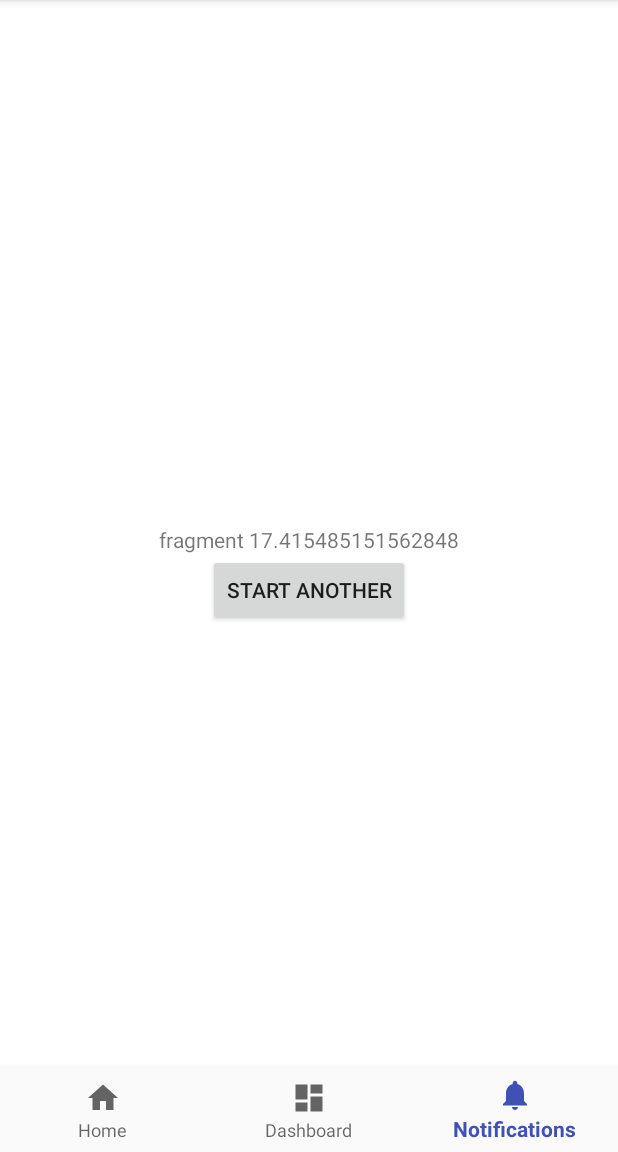
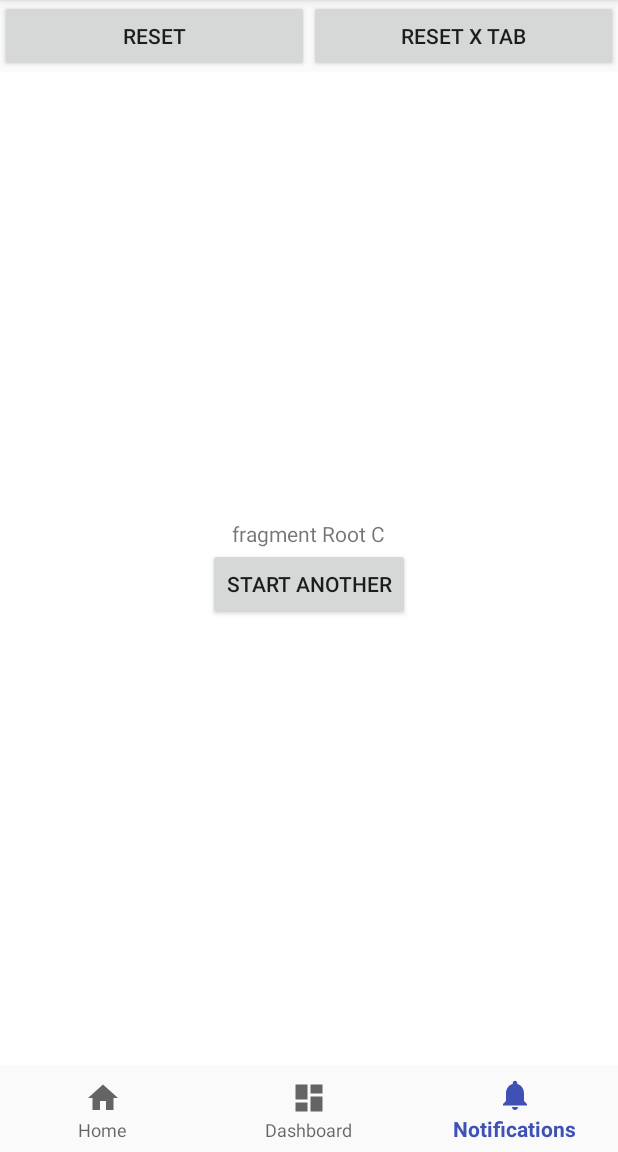
Before and after one commit to Trendyol/medusa, an Android app: the screen it shows after launch (MainActivity), item 3 of the bottom bar chosen, on a phone screen of 412 x 824 dp, the part 84-1236 px from its top. Run offline under Robolectric (Android 15) with nearby library versions, the phone set to English and light mode, and no system bars.

Commit message:
Add reset all fragments and fragment stack.

```diff
--- a/app/src/main/java/com/trendyol/medusa/BaseFragment.kt
+++ b/app/src/main/java/com/trendyol/medusa/BaseFragment.kt
@@ -2,16 +2,16 @@ package com.trendyol.medusa
 
 import android.content.Context
 import android.support.v4.app.Fragment
-import com.trendyol.medusalib.navigator.Navigator
+import com.trendyol.medusalib.navigator.MultipleStackNavigator
 
 open class BaseFragment : Fragment() {
 
-    lateinit var navigator: Navigator
+    var multipleStackNavigator: MultipleStackNavigator? = null
 
     override fun onAttach(context: Context?) {
         super.onAttach(context)
         if (context is MainActivity) {
-            navigator = context.navigator
+            multipleStackNavigator = context.multipleStackNavigator
         }
     }
 }
--- a/app/src/main/java/com/trendyol/medusa/FragmentGenerator.kt
+++ b/app/src/main/java/com/trendyol/medusa/FragmentGenerator.kt
@@ -5,9 +5,8 @@ class FragmentGenerator {
 
     companion object {
 
-        fun generateNewFragment(): SampleFragment {
-            val randomNumber = (Math.random() * 50).toString()
-            return SampleFragment.newInstance("fragment $randomNumber")
+        fun generateNewFragment(name: String): SampleFragment {
+            return SampleFragment.newInstance("fragment $name")
         }
     }
 }
--- a/app/src/main/java/com/trendyol/medusa/MainActivity.kt
+++ b/app/src/main/java/com/trendyol/medusa/MainActivity.kt
@@ -4,21 +4,23 @@ import android.os.Bundle
 import android.support.design.widget.BottomNavigationView
 import android.support.v4.app.Fragment
 import android.support.v7.app.AppCompatActivity
-import android.util.Log
 import android.view.View
+import android.widget.Button
 import android.widget.TextView
-import com.trendyol.medusalib.navigator.Navigator
+import com.trendyol.medusalib.navigator.MultipleStackNavigator
 import com.trendyol.medusalib.navigator.NavigatorListener
 
 class MainActivity : AppCompatActivity() {
 
     private var mTextMessage: TextView? = null
 
-    lateinit var navigator: Navigator
+    lateinit var navigation: BottomNavigationView
 
-    private val firstTabFragment = FragmentGenerator.generateNewFragment()
-    private val secondTabFragment = FragmentGenerator.generateNewFragment()
-    private val thirdTabFragment = FragmentGenerator.generateNewFragment()
+    var multipleStackNavigator: MultipleStackNavigator? = null
+
+    private val firstTabFragment = FragmentGenerator.generateNewFragment("Root A")
+    private val secondTabFragment = FragmentGenerator.generateNewFragment("Root B")
+    private val thirdTabFragment = FragmentGenerator.generateNewFragment("Root C")
 
     private val rootFragmentList: MutableList<Fragment> = ArrayList()
 
@@ -26,15 +28,15 @@ class MainActivity : AppCompatActivity() {
     private val mOnNavigationItemSelectedListener = BottomNavigationView.OnNavigationItemSelectedListener { item ->
         when (item.itemId) {
             R.id.navigation_home -> {
-                navigator.switchTab(0)
+                multipleStackNavigator!!.switchTab(0)
                 return@OnNavigationItemSelectedListener true
             }
             R.id.navigation_dashboard -> {
-                navigator.switchTab(1)
+                multipleStackNavigator!!.switchTab(1)
                 return@OnNavigationItemSelectedListener true
             }
             R.id.navigation_notifications -> {
-                navigator.switchTab(2)
+                multipleStackNavigator!!.switchTab(2)
                 return@OnNavigationItemSelectedListener true
             }
         }
@@ -49,18 +51,31 @@ class MainActivity : AppCompatActivity() {
         rootFragmentList.add(secondTabFragment)
         rootFragmentList.add(thirdTabFragment)
 
-        navigator = Navigator(
+        multipleStackNavigator = MultipleStackNavigator(
                 supportFragmentManager,
-                R.id.container,
+                R.id.fragmentContainer,
                 rootFragmentList,
                 navigatorListener = object : NavigatorListener {
                     override fun onTabChanged(tabIndex: Int) {
-                        Log.v("TEST", "Tab Changed : $tabIndex")
+                        when(tabIndex){
+                            0 -> navigation.selectedItemId = R.id.navigation_home
+                            1 -> navigation.selectedItemId = R.id.navigation_dashboard
+                            2 -> navigation.selectedItemId = R.id.navigation_notifications
+                        }
                     }
                 })
 
         mTextMessage = findViewById<View>(R.id.message) as TextView?
-        val navigation = findViewById<View>(R.id.navigation) as BottomNavigationView
+        navigation = findViewById<View>(R.id.navigation) as BottomNavigationView
         navigation.setOnNavigationItemSelectedListener(mOnNavigationItemSelectedListener)
+        findViewById<Button>(R.id.reset).setOnClickListener { multipleStackNavigator!!.reset() }
+    }
+
+    override fun onBackPressed() {
+        if(multipleStackNavigator!!.canGoBack()){
+            multipleStackNavigator!!.goBack()
+        }else{
+            super.onBackPressed()
+        }
     }
 }
--- a/app/src/main/java/com/trendyol/medusa/SampleFragment.kt
+++ b/app/src/main/java/com/trendyol/medusa/SampleFragment.kt
@@ -1,6 +1,7 @@
 package com.trendyol.medusa
 
 import android.os.Bundle
+import android.util.Log
 import android.view.LayoutInflater
 import android.view.View
 import android.view.ViewGroup
@@ -12,13 +13,36 @@ class SampleFragment : BaseFragment() {
     override fun onCreateView(inflater: LayoutInflater, container: ViewGroup?, savedInstanceState: Bundle?): View? {
         val view = inflater.inflate(R.layout.fragment_sample, container, false)!!
         view.findViewById<TextView>(R.id.textview).text = arguments!!.getString(KEY)
-        view.findViewById<Button>(R.id.button).setOnClickListener { navigator.start(FragmentGenerator.generateNewFragment()) }
+        view.findViewById<Button>(R.id.button).setOnClickListener {
+            multipleStackNavigator!!.start(FragmentGenerator.generateNewFragment(multipleStackNavigator!!.getTotalFragmentCount().toString()))
 
+        }
         return view
     }
 
-    public fun getFragmentTag(): String {
-        return arguments!!.getString(KEY)
+    override fun onStart() {
+        super.onStart()
+        Log.v("TEST","START ${arguments!!.getString(KEY)}")
+    }
+
+    override fun onStop() {
+        super.onStop()
+        Log.v("TEST","STOP ${arguments!!.getString(KEY)}")
+    }
+
+    override fun onDestroy() {
+        super.onDestroy()
+        Log.v("TEST","DESTROY ${arguments!!.getString(KEY)}")
+    }
+
+    override fun onCreate(savedInstanceState: Bundle?) {
+        super.onCreate(savedInstanceState)
+        Log.v("TEST","CREATE ${arguments!!.getString(KEY)}")
+    }
+
+    override fun onResume() {
+        super.onResume()
+        Log.v("TEST","RESUME ${arguments!!.getString(KEY)}")
     }
 
     companion object {
--- a/app/src/main/res/layout/activity_main.xml
+++ b/app/src/main/res/layout/activity_main.xml
@@ -1,5 +1,5 @@
 <?xml version="1.0" encoding="utf-8"?>
-<android.support.constraint.ConstraintLayout xmlns:android="http://schemas.android.com/apk/res/android"
+<RelativeLayout xmlns:android="http://schemas.android.com/apk/res/android"
     xmlns:app="http://schemas.android.com/apk/res-auto"
     xmlns:tools="http://schemas.android.com/tools"
     android:id="@+id/container"
@@ -7,22 +7,47 @@
     android:layout_height="match_parent"
     tools:context=".MainActivity">
 
-    <FrameLayout
-        android:id="@+id/fragmentContainer"
+    <RelativeLayout
         android:layout_width="match_parent"
-        android:layout_height="match_parent"/>
+        android:layout_height="match_parent"
+        android:layout_above="@+id/navigation">
 
+        <FrameLayout
+            android:id="@+id/fragmentContainer"
+            android:layout_width="match_parent"
+            android:layout_height="100dp"
+            android:layout_alignParentBottom="true"
+            android:layout_below="@+id/linearLayout"/>
+
+        <LinearLayout
+            android:id="@+id/linearLayout"
+            android:layout_width="match_parent"
+            android:layout_height="wrap_content"
+            android:orientation="horizontal">
+
+            <Button
+                android:id="@+id/reset"
+                android:layout_width="0dp"
+                android:layout_height="wrap_content"
+                android:layout_weight="1"
+                android:text="Reset" />
+
+            <Button
+                android:id="@+id/resetTab"
+                android:layout_width="0dp"
+                android:layout_height="wrap_content"
+                android:layout_weight="1"
+                android:text="Reset X Tab" />
+
+        </LinearLayout>
+    </RelativeLayout>
 
     <android.support.design.widget.BottomNavigationView
         android:id="@+id/navigation"
-        android:layout_width="0dp"
+        android:layout_width="match_parent"
         android:layout_height="wrap_content"
-        android:layout_marginEnd="0dp"
-        android:layout_marginStart="0dp"
+        android:layout_alignParentBottom="true"
         android:background="?android:attr/windowBackground"
-        app:layout_constraintBottom_toBottomOf="parent"
-        app:layout_constraintLeft_toLeftOf="parent"
-        app:layout_constraintRight_toRightOf="parent"
         app:menu="@menu/navigation" />
 
-</android.support.constraint.ConstraintLayout>
+</RelativeLayout>
--- a/medusalib/src/main/java/com/trendyol/medusalib/extensions/FragmentManagerExtensions.kt
+++ b/medusalib/src/main/java/com/trendyol/medusalib/extensions/FragmentManagerExtensions.kt
@@ -3,48 +3,33 @@ package com.trendyol.medusalib.extensions
 import android.support.v4.app.Fragment
 import android.support.v4.app.FragmentManager
 
-fun FragmentManager.commitAdd(containerId: Int, fragment: Fragment, fragmentTag: String): Fragment? {
-    val foundFragment = findFragmentByTag(fragmentTag)
-    if (foundFragment == null) {
-        beginTransaction()
-                .add(containerId, fragment, fragmentTag)
-                .commit()
-    }
-    return fragment
+fun FragmentManager.commitAdd(containerId: Int, fragment: Fragment, fragmentTag: String) {
+    beginTransaction()
+            .add(containerId, fragment, fragmentTag)
+            .show(fragment)
+            .commitAllowingStateLoss()
 }
-
 
 fun FragmentManager.commitRemove(fragmentTag: String) {
     val foundFragment = findFragmentByTag(fragmentTag)
     foundFragment?.let {
         beginTransaction()
                 .remove(foundFragment)
-                .commit()
+                .commitAllowingStateLoss()
     }
 }
 
-
-fun FragmentManager.commitShow(fragmentTag: String): Fragment? {
+fun FragmentManager.commitShow(fragmentTag: String) {
     val foundFragment = findFragmentByTag(fragmentTag)
     foundFragment?.let {
         beginTransaction()
-                .show(foundFragment)
-                .commit()
-    }
-    return foundFragment
-}
-
-fun FragmentManager.commitHide(fragmentTag: String) {
-    val foundFragment = findFragmentByTag(fragmentTag)
-    foundFragment?.let {
-        beginTransaction()
-                .hide(foundFragment)
-                .commit()
+                .attach(foundFragment)
+                .commitAllowingStateLoss()
     }
 }
 
 fun FragmentManager.commitHide(fragment: Fragment) {
     beginTransaction()
-            .hide(fragment)
-            .commit()
+            .detach(fragment)
+            .commitAllowingStateLoss()
 }
--- a/medusalib/src/main/java/com/trendyol/medusalib/extensions/StackExtensions.kt
+++ b/medusalib/src/main/java/com/trendyol/medusalib/extensions/StackExtensions.kt
@@ -2,7 +2,7 @@ package com.trendyol.medusalib.extensions
 
 import java.util.*
 
-fun <T> Stack<T>.removeAndPush(data: T) {
+fun <T> Stack<T>.moveToTop(data: T) {
     if (contains(data)) {
         remove(data)
         push(data)
--- a/medusalib/src/main/java/com/trendyol/medusalib/navigator/Navigator.kt
+++ b/medusalib/src/main/java/com/trendyol/medusalib/navigator/Navigator.kt
@@ -1,95 +1,19 @@
 package com.trendyol.medusalib.navigator
 
 import android.support.v4.app.Fragment
-import android.support.v4.app.FragmentManager
-import com.trendyol.medusalib.extensions.*
-import java.util.*
 
-class Navigator(private val supportFragmentManager: FragmentManager,
-                private val containerId: Int,
-                private val rootFragments: List<Fragment>,
-                private val defaultTabIndex: Int = 0,
-                private val navigatorListener: NavigatorListener? = null) {
+interface Navigator {
 
-    private val fragmentTagStack: MutableList<Stack<String>> = ArrayList()
+    fun start(fragment: Fragment)
 
-    private val currentTabIndexStack: Stack<Int> = Stack()
+    fun goBack()
 
-    private var currentIndex = defaultTabIndex
+    fun canGoBack(): Boolean
 
-    private var totalFragmentCount = 0
+    fun switchTab(tabIndex: Int)
 
-    private var currentFragment: Fragment? = null
+    fun reset(tabIndex: Int, switchToResetTab: Boolean)
 
-    init {
-        initializeStackWithRootFragments()
-    }
-
-    fun start(fragment: Fragment) {
-        currentFragment?.let { supportFragmentManager.commitHide(it) }
-        val createdTag = createTag(fragment)
-        fragmentTagStack[currentIndex].push(createdTag)
-        supportFragmentManager.commitAdd(containerId, fragment, createdTag)
-        currentFragment = fragment
-    }
-
-    fun switchTab(tabIndex: Int) {
-        if (tabIndex == currentIndex) return
-
-        navigatorListener?.let { it.onTabChanged(tabIndex) }
-        currentFragment?.let { supportFragmentManager.commitHide(it) }
-
-
-        if (currentTabIndexStack.contains(tabIndex).not()) {
-            currentFragment = getRootFragment(tabIndex)
-            currentTabIndexStack.push(tabIndex)
-            commitRootFragment(tabIndex)
-        } else {
-            currentFragment = findUpperFragmentByIndex(tabIndex)
-            currentTabIndexStack.removeAndPush(tabIndex)
-            supportFragmentManager.commitShow(fragmentTagStack[tabIndex].peek())
-        }
-
-        currentIndex = tabIndex
-    }
-
-    fun back() {
-
-    }
-
-    private fun initializeStackWithRootFragments() {
-        for (i in 0 until rootFragments.size) {
-            val stack: Stack<String> = Stack()
-            val createdTag = createTag(rootFragments[i])
-            stack.push(createdTag)
-            fragmentTagStack.add(stack)
-        }
-
-
-        commitRootFragment(defaultTabIndex)
-        currentTabIndexStack.push(defaultTabIndex)
-        currentFragment = findUpperFragmentByIndex(defaultTabIndex)
-    }
-
-    private fun commitRootFragment(tabIndex: Int) {
-        val rootFragment = getRootFragment(tabIndex)
-        val rootFragmentTag = fragmentTagStack[tabIndex].peek()
-        supportFragmentManager.commitAdd(containerId, rootFragment, rootFragmentTag)
-    }
-
-    private fun getRootFragment(tabIndex: Int): Fragment = rootFragments[tabIndex]
-
-    private fun findUpperFragmentByIndex(tabIndex: Int): Fragment? {
-        val fragmentTag = fragmentTagStack[tabIndex].peek()
-        return findFragment(fragmentTag)
-    }
-
-    private fun findFragment(fragmentTag: String): Fragment? {
-        return supportFragmentManager.findFragmentByTag(fragmentTag)
-    }
-
-    private fun createTag(fragment: Fragment): String {
-        return fragment.javaClass.name + ++totalFragmentCount
-    }
+    fun reset()
 
 }
```
Also changed, not shown: medusalib/src/main/java/com/trendyol/medusalib/navigator/MultipleStackNavigator.kt (added, +148 -0 lines).
